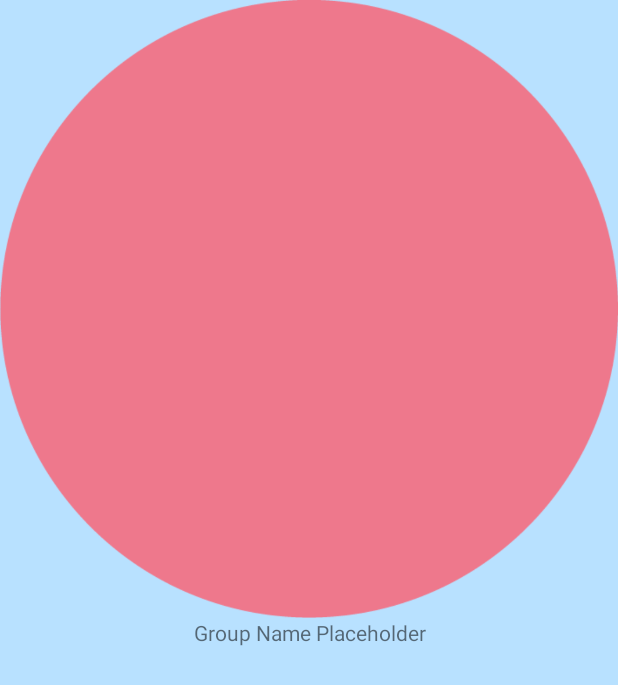
After one commit to thespacemanatee/Beaver-App, an Android app: the layout fragment_chat.xml on its own in the app's theme, with its tools: preview values and no code run, on a phone screen of 412 x 824 dp. The commit adds this screen. Shown: the top 685 px of the screen. Run offline under Robolectric (Android 15) with nearby library versions, the phone set to English and light mode, and no system bars; Roboto replaces fonts that are not available here.

Commit message:
adding chat fragment

```diff
--- /dev/null
+++ b/app/src/main/res/layout/fragment_chat.xml
@@ -0,0 +1,25 @@
+<?xml version="1.0" encoding="utf-8"?>
+<LinearLayout xmlns:android="http://schemas.android.com/apk/res/android"
+    xmlns:tools="http://schemas.android.com/tools"
+    android:layout_width="match_parent"
+    android:layout_height="match_parent"
+    tools:context=".feature.ChatFragment"
+    android:orientation="vertical">
+
+    <ImageButton
+        android:layout_width="match_parent"
+        android:layout_height="wrap_content"
+        android:id="@+id/chat_img"
+        android:adjustViewBounds="true"
+        android:scaleType="fitCenter"
+        android:gravity="center"
+        android:src="@drawable/pink_circle"
+        android:background="?android:selectableItemBackground"/>
+    <TextView
+        android:layout_width="match_parent"
+        android:layout_height="wrap_content"
+        android:text="Group Name Placeholder"
+        android:id="@+id/chat_id"
+        android:gravity="center"/>
+
+</LinearLayout>
```
Also changed, not shown: app/src/main/java/com/example/beever/feature/ChatFragment.java (added, +30 -0 lines), app/src/main/java/com/example/beever/feature/GroupsFragment.java (+39 -8 lines).
